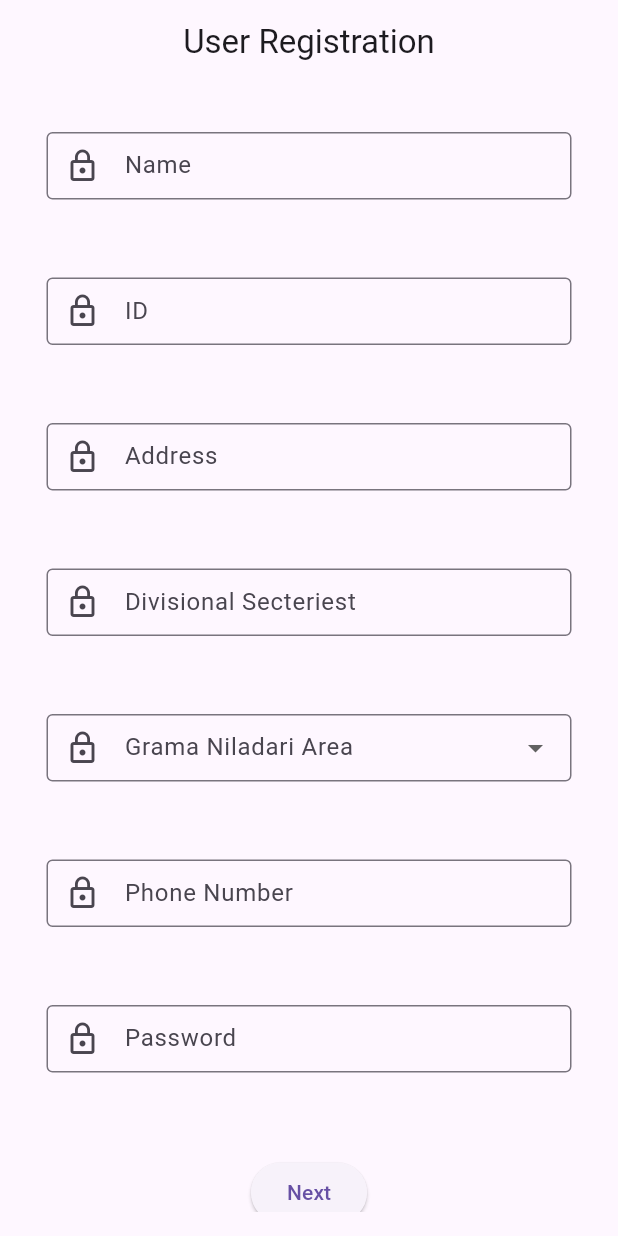
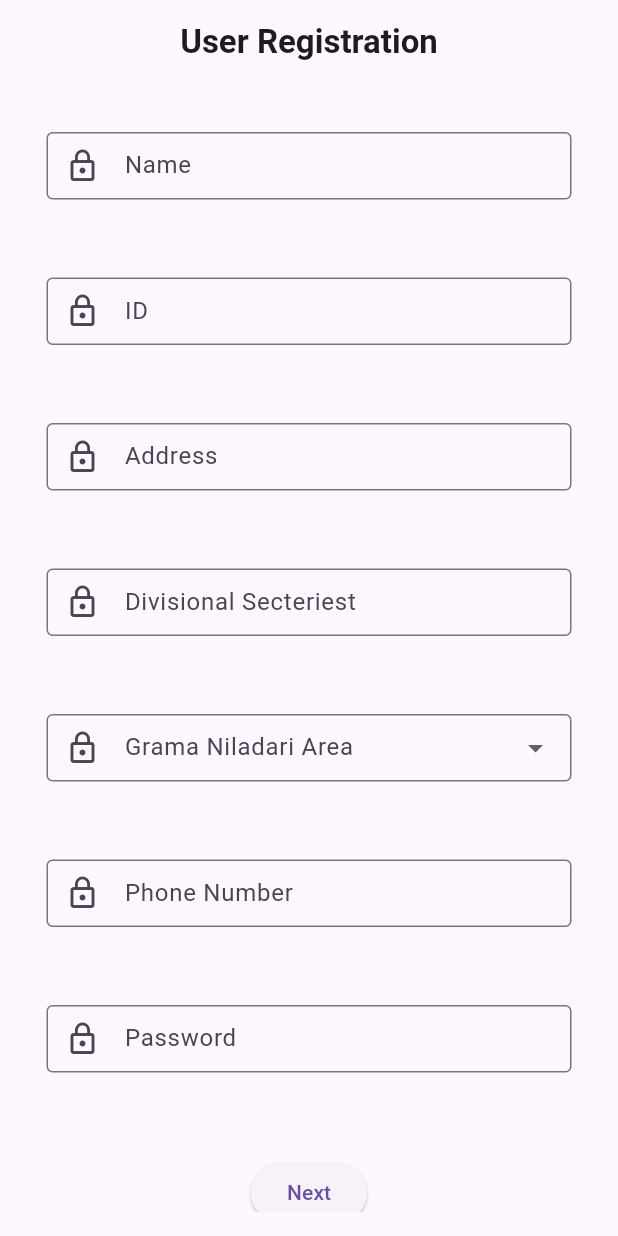
Before and after one commit to Avishka-bandara/FarmerVet, a Flutter app: the UserRegistrationForm screen opened directly, on a phone screen of 412 x 824 dp. Run offline on Flutter 3.47's test engine with Material 3 defaults, Android fonts, the light colour scheme and no system bars; our stand-ins replace get.

Commit message:
Update farmer_registration.dart

```diff
--- a/lib/farmer_registration.dart
+++ b/lib/farmer_registration.dart
@@ -1,8 +1,6 @@
 import 'package:flutter/material.dart';
 import 'package:farmervet/add_animal.dart';
 import 'package:get/get.dart';
-
-
 
 class UserRegistrationForm extends StatefulWidget {
   @override
@@ -13,17 +11,16 @@ class _UserRegistrationFormState extends State<UserRegistrationForm> {
   TextEditingController _nameController = TextEditingController();
   TextEditingController _idController = TextEditingController();
   TextEditingController _addressController = TextEditingController();
-   late String _selectedDivision='';
-
+  late String _selectedDivision = '';
 
   @override
   Widget build(BuildContext context) {
     final Size screenSize = MediaQuery.of(context).size;
     return Scaffold(
       appBar: AppBar(
-        centerTitle:true,
-        title: Text('User Registration'),
-
+        centerTitle: true,
+        title: Text('User Registration',
+            style: TextStyle(fontWeight: FontWeight.bold)),
       ),
       body: Padding(
         padding: EdgeInsets.all(16.0),
@@ -129,7 +126,6 @@ class _UserRegistrationFormState extends State<UserRegistrationForm> {
                     ),
                   ),
                 ),
-
                 SizedBox(height: 20),
                 Padding(
                   padding: EdgeInsets.fromLTRB(12, 16, 12, 16),
@@ -147,7 +143,6 @@ class _UserRegistrationFormState extends State<UserRegistrationForm> {
                   ),
                 ),
                 SizedBox(height: 20),
-
                 Padding(
                   padding: EdgeInsets.fromLTRB(12, 16, 12, 16),
                   child: SizedBox(
@@ -164,8 +159,6 @@ class _UserRegistrationFormState extends State<UserRegistrationForm> {
                   ),
                 ),
                 SizedBox(height: 20),
-
-
                 SizedBox(height: 20),
                 ElevatedButton(
                   onPressed: () {
```
